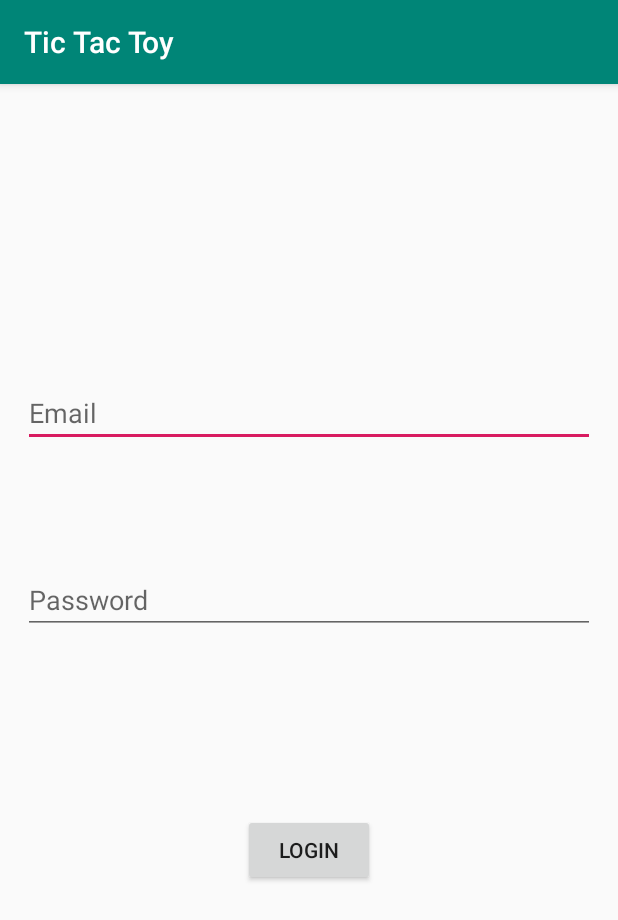
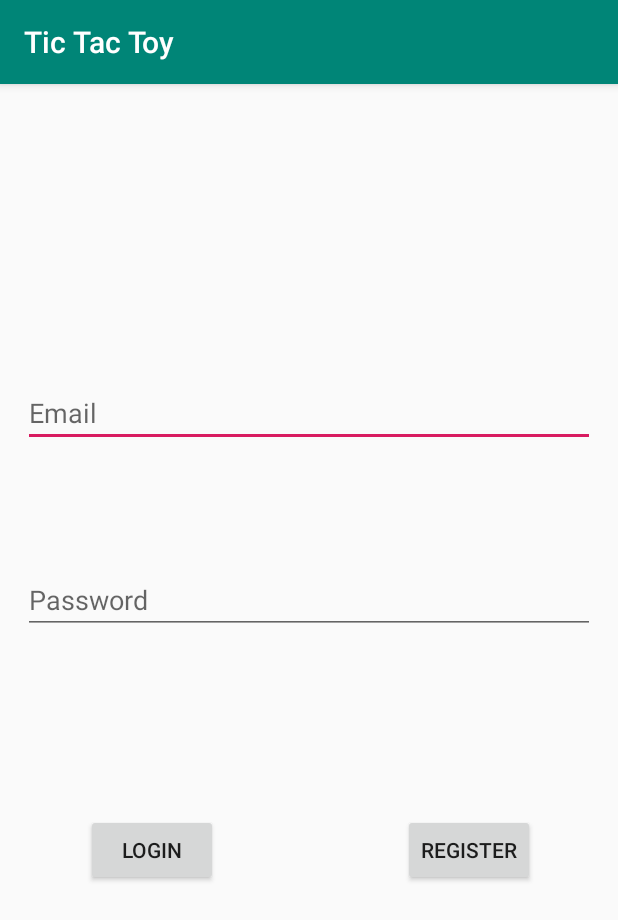
Before and after one commit to BlackBurnVP/TicTacToe, an Android app: the screen it shows after launch (LoginActivity), after a tap on "LOGIN", on a phone screen of 412 x 824 dp. Shown: the top 920 px of the screen. Run offline under Robolectric (Android 15) with nearby library versions, the phone set to English and light mode, and no system bars; our stand-ins replace Firebase (no records; nobody signed in at launch, a user with empty details on screens opened directly).

Commit message:
Added signIn Added signOut Other Initial commits

```diff
--- a/app/src/main/java/com/vitalii/tictactoylocal/LoginActivity.kt
+++ b/app/src/main/java/com/vitalii/tictactoylocal/LoginActivity.kt
@@ -29,13 +29,33 @@ class LoginActivity : AppCompatActivity() {
 
 
         btnLogin.setOnClickListener(loginEvent)
+        btnRegister.setOnClickListener(registerEvent)
     }
 
     private val loginEvent = View.OnClickListener {
         loginToFirebase(edEmail.text.toString(),edPassword.text.toString())
     }
+    private val registerEvent = View.OnClickListener {
+        registerToFirebase(edEmail.text.toString(),edPassword.text.toString())
+    }
 
     private fun loginToFirebase(email:String, password:String){
+        mAuth!!.signInWithEmailAndPassword(email,password)
+            .addOnCompleteListener{
+                if (it.isSuccessful){
+                    val currentUser = mAuth!!.currentUser
+                    Toast.makeText(this,"Logged in as $email",Toast.LENGTH_SHORT).show()
+                    mRef.child("Users").child(splitString(currentUser!!.email!!)).child("Request").setValue(currentUser.uid)
+                    ed.putString("email",splitString(currentUser.email!!)).commit()
+                    ed.putString("uid",currentUser.uid).commit()
+                    toMain()
+                }else{
+                    Toast.makeText(this,"Invalid login data",Toast.LENGTH_SHORT).show()
+                }
+            }
+    }
+
+    private fun registerToFirebase(email:String, password:String){
         mAuth!!.createUserWithEmailAndPassword(email,password)
             .addOnCompleteListener{
                 if (it.isSuccessful){
--- a/app/src/main/res/layout/activity_login.xml
+++ b/app/src/main/res/layout/activity_login.xml
@@ -41,5 +41,15 @@
             app:layout_constraintBottom_toBottomOf="parent" app:layout_constraintVertical_bias="0.68"
             android:layout_marginEnd="8dp" app:layout_constraintEnd_toEndOf="parent" android:layout_marginRight="8dp"
             android:layout_marginStart="8dp" app:layout_constraintStart_toStartOf="parent"
-            android:layout_marginLeft="8dp"/>
+            android:layout_marginLeft="8dp" app:layout_constraintHorizontal_bias="0.16"/>
+    <Button
+            android:text="Register"
+            android:layout_width="wrap_content"
+            android:layout_height="wrap_content"
+            android:id="@+id/btnRegister" android:layout_marginTop="8dp"
+            app:layout_constraintTop_toTopOf="parent" android:layout_marginBottom="8dp"
+            app:layout_constraintBottom_toBottomOf="parent" app:layout_constraintVertical_bias="0.68"
+            android:layout_marginEnd="8dp" app:layout_constraintEnd_toEndOf="parent" android:layout_marginRight="8dp"
+            android:layout_marginStart="8dp" app:layout_constraintStart_toStartOf="parent"
+            android:layout_marginLeft="8dp" app:layout_constraintHorizontal_bias="0.846"/>
 </android.support.constraint.ConstraintLayout>
--- /dev/null
+++ b/app/src/main/res/menu/menu.xml
@@ -0,0 +1,5 @@
+<?xml version="1.0" encoding="utf-8"?>
+<menu xmlns:app="http://schemas.android.com/apk/res-auto" xmlns:android="http://schemas.android.com/apk/res/android">
+
+    <item android:title="SignOut" android:id="@+id/signOut" app:showAsAction="always"/>
+</menu>
```
Also changed, not shown: app/src/main/java/com/vitalii/tictactoylocal/MainActivity.kt (+102 -53 lines), app/src/main/res/layout/activity_main.xml (+0 -8 lines).
